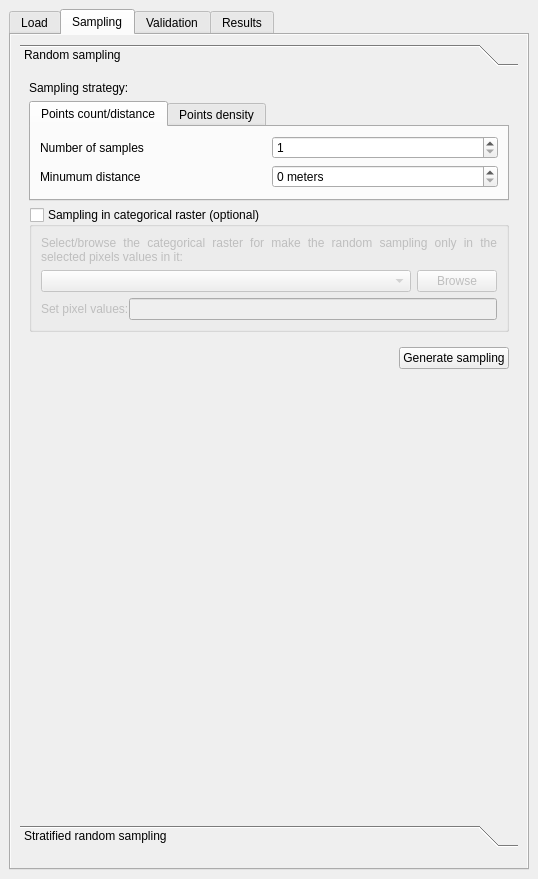
Qt form ui/acatama_dockwidget_base.ui (SMByC/AcATaMa) before a commit.
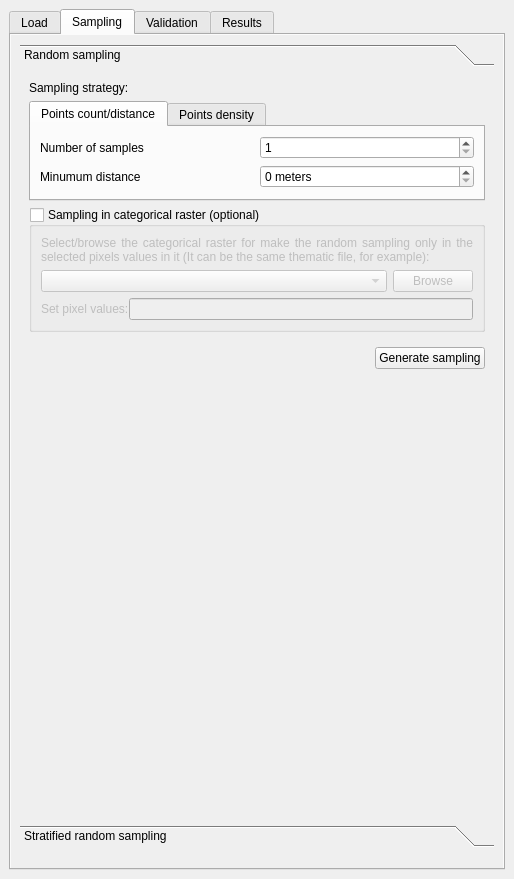
The same form after that commit. The open tabs and pages were chosen to show the change.

Commit message: First implementation for generate the random sampling in a thematic map inside only in a valid data and valid values in categorical raster, and some adjusted to UI

```diff
--- a/ui/acatama_dockwidget_base.ui
+++ b/ui/acatama_dockwidget_base.ui
@@ -6,7 +6,7 @@
    <rect>
     <x>0</x>
     <y>0</y>
-    <width>538</width>
+    <width>514</width>
     <height>879</height>
    </rect>
   </property>
@@ -329,7 +329,7 @@
                          </widget>
                         </item>
                         <item>
-                         <widget class="QLineEdit" name="pixelsValuesCategRaster"/>
+                         <widget class="QLineEdit" name="pixelsValuesCategRaster_3"/>
                         </item>
                        </layout>
                       </widget>
@@ -396,7 +396,7 @@
             <rect>
              <x>0</x>
              <y>0</y>
-             <width>514</width>
+             <width>490</width>
              <height>800</height>
             </rect>
            </property>
@@ -411,7 +411,7 @@
                 <rect>
                  <x>0</x>
                  <y>0</y>
-                 <width>502</width>
+                 <width>478</width>
                  <height>702</height>
                 </rect>
                </property>
@@ -540,7 +540,7 @@
                          <item>
                           <widget class="QLabel" name="label_12">
                            <property name="text">
-                            <string>Select/browse the categorical raster for make the random sampling only in the selected pixels values in it:</string>
+                            <string>Select/browse the categorical raster for make the random sampling only in the selected pixels values in it (It can be the same thematic file, for example):</string>
                            </property>
                            <property name="alignment">
                             <set>Qt::AlignJustify|Qt::AlignVCenter</set>
@@ -596,7 +596,7 @@
                              </widget>
                             </item>
                             <item>
-                             <widget class="QLineEdit" name="pixelsValuesCategRaster_2"/>
+                             <widget class="QLineEdit" name="pixelsValuesCategRaster"/>
                             </item>
                            </layout>
                           </widget>
```
Left out of the diff: 37 changed lines with no effect on the pictures. The commit also changes 2 other files.
